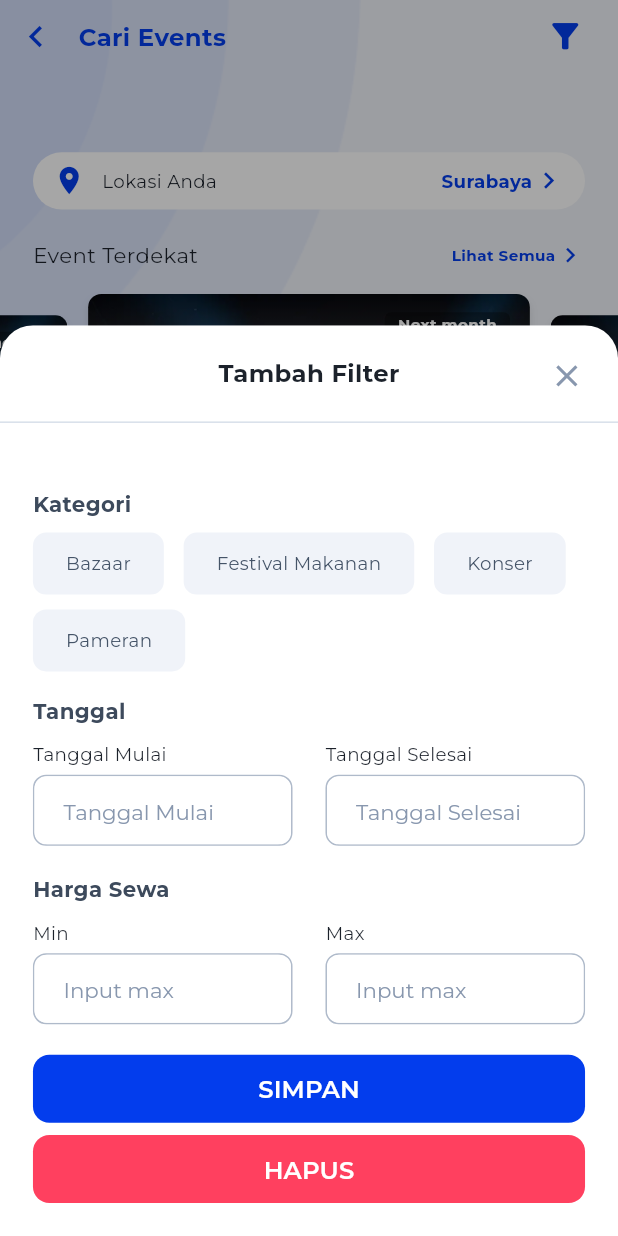
After one commit to IW-15/mobile, a Flutter app: the screen it shows after launch, after a tap on the "filter alt" icon, on a phone screen of 412 x 824 dp. The commit adds this screen. Run offline on Flutter 3.47's test engine with Material 3 defaults, Android fonts, the phone set to English and light mode, and no system bars; drawn by our look-alikes of carousel_slider; our stand-ins replace cloud_firestore, dio, dotted_border, dropdown_button2, file_picker, firebase_auth and 10 more; missing offline and left inert: flutter_portal; accounts and stored records are empty.

Commit message:
filter search event page

```diff
--- a/lib/app/controller/sme_event_controller.dart
+++ b/lib/app/controller/sme_event_controller.dart
@@ -1,5 +1,8 @@
+import 'package:flutter/material.dart';
 import 'package:get/get.dart';
 
 class SmeEventController extends GetxController {
   static SmeEventController get i => Get.find<SmeEventController>();
+
+  TextEditingController inputController = TextEditingController();
 }
--- /dev/null
+++ b/lib/app/presentation/partials/event/filter_event_search.dart
@@ -0,0 +1,256 @@
+import 'package:flutter/material.dart';
+import 'package:flutter_screenutil/flutter_screenutil.dart';
+import 'package:intl/intl.dart';
+import 'package:mobile/app/presentation/widgets/app_button.dart';
+import 'package:mobile/app/presentation/widgets/app_input.dart';
+import 'package:mobile/styles/color_constants.dart';
+import 'package:mobile/styles/text_styles.dart';
+import 'package:syncfusion_flutter_datepicker/datepicker.dart';
+
+class FilterEventSearch extends StatefulWidget {
+  const FilterEventSearch({super.key});
+
+  @override
+  State<FilterEventSearch> createState() => _FilterEventSearchState();
+}
+
+class _FilterEventSearchState extends State<FilterEventSearch> {
+  TextEditingController startDate = TextEditingController();
+  TextEditingController endDate = TextEditingController();
+  TextEditingController minSewa = TextEditingController();
+  TextEditingController maxSewa = TextEditingController();
+
+  bool isDateOpen = false;
+  bool isFocus = false;
+  void handleOpenDate() {
+    setState(() {
+      isDateOpen = true;
+    });
+  }
+
+  void handleSaveDate() {
+    setState(() {
+      isDateOpen = false;
+    });
+  }
+
+  void handleFocus() {
+    setState(() {
+      isFocus = true;
+    });
+  }
+
+  void handleUnFocus() {
+    setState(() {
+      isFocus = false;
+    });
+  }
+
+  @override
+  Widget build(BuildContext context) {
+    return SingleChildScrollView(
+      child: Container(
+        decoration: BoxDecoration(
+          color: Colors.white,
+          borderRadius: BorderRadius.only(
+            topLeft: Radius.circular(20.w),
+            topRight: Radius.circular(20.w),
+          ),
+        ),
+        child: Column(
+          children: [
+            Stack(
+              children: [
+                Padding(
+                  padding: EdgeInsets.all(20.w),
+                  child: Center(
+                    child: Text(
+                      "Tambah Filter",
+                      style: h4BTextStyle(),
+                    ),
+                  ),
+                ),
+                Positioned(
+                  top: 20.w,
+                  right: 20.w,
+                  child: GestureDetector(
+                    child: Icon(
+                      Icons.close,
+                      color: ColorConstants.slate[400],
+                      size: 22.w,
+                    ),
+                  ),
+                ),
+              ],
+            ),
+            Divider(
+              color: ColorConstants.slate[200],
+              height: 3.w,
+            ),
+            SizedBox(height: 20.w),
+            Padding(
+              padding: EdgeInsets.all(20.w),
+              child: Column(
+                crossAxisAlignment: CrossAxisAlignment.stretch,
+                children: [
+                  Text(
+                    "Kategori",
+                    style: h5BTextStyle(
+                      color: ColorConstants.slate[700],
+                    ),
+                  ),
+                  SizedBox(height: 10.w),
+                  Wrap(
+                    spacing: 12.w,
+                    runSpacing: 9.w,
+                    children:
+                        ["Bazaar", "Festival Makanan", "Konser", "Pameran"]
+                            .map(
+                              (e) => Container(
+                                decoration: BoxDecoration(
+                                  color: ColorConstants.slate[50],
+                                  borderRadius: BorderRadius.circular(8.w),
+                                ),
+                                padding: EdgeInsets.symmetric(
+                                  horizontal: 20.w,
+                                  vertical: 12.w,
+                                ),
+                                child: Text(
+                                  e,
+                                  style: body5TextStyle(
+                                    color: ColorConstants.slate[600],
+                                  ),
+                                ),
+                              ),
+                            )
+                            .toList(),
+                  ),
+                  SizedBox(height: 16.w),
+                  Text(
+                    "Tanggal",
+                    style: h5BTextStyle(
+                      color: ColorConstants.slate[700],
+                    ),
+                  ),
+                  SizedBox(height: 12.w),
+                  Row(
+                    mainAxisAlignment: MainAxisAlignment.spaceBetween,
+                    children: [
+                      Expanded(
+                        child: AppInput(
+                          controller: startDate,
+                          onTap: handleOpenDate,
+                          label: "Tanggal Mulai",
+                          placeholder: "Tanggal Mulai",
+                          readOnly: true,
+                        ),
+                      ),
+                      SizedBox(width: 20.w),
+                      Expanded(
+                        child: AppInput(
+                          controller: endDate,
+                          onTap: handleOpenDate,
+                          placeholder: "Tanggal Selesai",
+                          label: "Tanggal Selesai",
+                          readOnly: true,
+                        ),
+                      ),
+                    ],
+                  ),
+                  isDateOpen
+                      ? Column(
+                          children: [
+                            SfDateRangePicker(
+                              headerStyle: DateRangePickerHeaderStyle(
+                                backgroundColor: Colors.transparent,
+                              ),
+                              backgroundColor: Colors.transparent,
+                              selectionMode: DateRangePickerSelectionMode.range,
+                              showActionButtons: true,
+                              onCancel: () {
+                                setState(() {
+                                  isDateOpen = false;
+                                });
+                              },
+                              onSubmit: (e) {
+                                if (e is PickerDateRange &&
+                                    e.startDate != null &&
+                                    e.endDate != null) {
+                                  startDate.text =
+                                      DateFormat("dd MMMM yyyy").format(
+                                    e.startDate!,
+                                  );
+                                  endDate.text =
+                                      DateFormat("dd MMMM yyyy").format(
+                                    e.endDate!,
+                                  );
+                                  setState(() {
+                                    isDateOpen = false;
+                                  });
+                                }
+                              },
+                            ),
+                          ],
+                        )
+                      : Container(),
+                  SizedBox(height: 20.h),
+                  Text(
+                    "Harga Sewa",
+                    style: h5BTextStyle(
+                      color: ColorConstants.slate[700],
+                    ),
+                  ),
+                  SizedBox(height: 12.w),
+                  Row(
+                    mainAxisAlignment: MainAxisAlignment.spaceBetween,
+                    children: [
+                      Expanded(
+                        child: AppInput(
+                          onFocus: handleFocus,
+                          onUnFocus: handleUnFocus,
+                          controller: minSewa,
+                          label: "Min",
+                          textInputAction: TextInputAction.next,
+                          placeholder: "Input max",
+                          keyboardType: TextInputType.number,
+                        ),
+                      ),
+                      SizedBox(width: 20.w),
+                      Expanded(
+                        child: AppInput(
+                          onFocus: handleFocus,
+                          onUnFocus: handleUnFocus,
+                          controller: maxSewa,
+                          label: "Max",
+                          textInputAction: TextInputAction.done,
+                          placeholder: "Input max",
+                          keyboardType: TextInputType.number,
+                        ),
+                      ),
+                    ],
+                  ),
+                  SizedBox(height: 20.h),
+                  AppButton(
+                    onPressed: () {},
+                    text: "SIMPAN",
+                  ),
+                  SizedBox(height: 8.h),
+                  AppButton(
+                    color: ColorConstants.error,
+                    onPressed: () {},
+                    text: "HAPUS",
+                  ),
+                  AnimatedContainer(
+                    duration: Duration(milliseconds: 100),
+                    height:
+                        isFocus ? MediaQuery.of(context).viewInsets.bottom : 0,
+                  ),
+                ],
+              ),
+            ),
+          ],
+        ),
+      ),
+    );
+  }
+}
--- a/lib/app/presentation/view/sme/sme_event_search_page.dart
+++ b/lib/app/presentation/view/sme/sme_event_search_page.dart
@@ -4,10 +4,12 @@ import 'package:get/get.dart';
 import 'package:mobile/app/controller/sme_event_controller.dart';
 import 'package:mobile/app/presentation/partials/event/card_event.dart';
 import 'package:mobile/app/presentation/partials/event/card_event_nearby.dart';
+import 'package:mobile/app/presentation/partials/event/filter_event_search.dart';
 import 'package:mobile/app/presentation/widgets/talangan_scaffold.dart';
 import 'package:mobile/styles/color_constants.dart';
 import 'package:mobile/styles/text_styles.dart';
 import 'package:carousel_slider/carousel_slider.dart';
+import 'package:modal_bottom_sheet/modal_bottom_sheet.dart';
 
 class SmeEventSearchPage extends GetView<SmeEventController> {
   const SmeEventSearchPage({super.key});
@@ -17,6 +19,23 @@ class SmeEventSearchPage extends GetView<SmeEventController> {
     return Scaffold(
       body: TalanganScaffold(
         title: "Cari Events",
+        action: GestureDetector(
+          onTap: () {
+            showMaterialModalBottomSheet(
+              expand: false,
+              context: context,
+              backgroundColor: Colors.transparent,
+              builder: (context) {
+                return FilterEventSearch();
+              },
+            );
+          },
+          child: Icon(
+            Icons.filter_alt,
+            color: ColorConstants.primary[500],
+            size: 24.w,
+          ),
+        ),
         child: Column(
           children: [
             Container(
--- a/lib/app/presentation/widgets/app_input.dart
+++ b/lib/app/presentation/widgets/app_input.dart
@@ -30,6 +30,8 @@ class AppInput extends StatefulWidget {
   final TextStyle? labelStyle;
   final double? gap;
   final double? margin;
+  final VoidCallback? onFocus;
+  final VoidCallback? onUnFocus;
 
   const AppInput({
     super.key,
@@ -57,6 +59,8 @@ class AppInput extends StatefulWidget {
     this.gap,
     this.margin,
     this.labelStyle,
+    this.onFocus,
+    this.onUnFocus,
   });
 
   @override
@@ -91,6 +95,13 @@ class _AppInputState extends State<AppInput> {
     });
 
     _focus.addListener(() {
+      if (_focus.hasFocus && widget.onFocus != null) {
+        widget.onFocus!();
+      }
+      if (!_focus.hasFocus && widget.onUnFocus != null) {
+        widget.onUnFocus!();
+      }
+
       setState(() {
         isFocused = _focus.hasFocus ? true : false;
       });
--- a/lib/app/presentation/widgets/talangan_scaffold.dart
+++ b/lib/app/presentation/widgets/talangan_scaffold.dart
@@ -9,11 +9,13 @@ class TalanganScaffold extends StatelessWidget {
   final Widget child;
   final String title;
   final bool leading;
+  final Widget? action;
   const TalanganScaffold({
     super.key,
     required this.title,
     required this.child,
     this.leading = true,
+    this.action,
   });
 
   @override
@@ -45,8 +47,12 @@ class TalanganScaffold extends StatelessWidget {
         Positioned(
           top: 0,
           left: leading ? 0.w : -28.w,
+          right: 0,
           child: SafeArea(
             child: Row(
+              mainAxisAlignment: MainAxisAlignment.spaceBetween,
+              children: [
+                Row(
                   children: [
                     IconButton(
                       iconSize: 22.sp,
@@ -71,6 +77,15 @@ class TalanganScaffold extends StatelessWidget {
                     ),
                   ],
                 ),
+                // action ?? Container(),
+                action != null
+                    ? Padding(
+                        padding: EdgeInsets.only(right: 20.w),
+                        child: action,
+                      )
+                    : Container(),
+              ],
+            ),
           ),
         ),
       ],
--- a/pubspec.yaml
+++ b/pubspec.yaml
@@ -28,6 +28,8 @@ dependencies:
   intl: ^0.20.2
   json_annotation: ^4.9.0
   json_serializable: ^6.9.4
+  modal_bottom_sheet: ^3.0.0
+  syncfusion_flutter_datepicker: ^28.2.12
   syncfusion_flutter_gauges: ^28.2.9
 
 dev_dependencies:
```
Also changed, not shown: pubspec.lock. Lines whose indentation alone changed are shown as unchanged.
